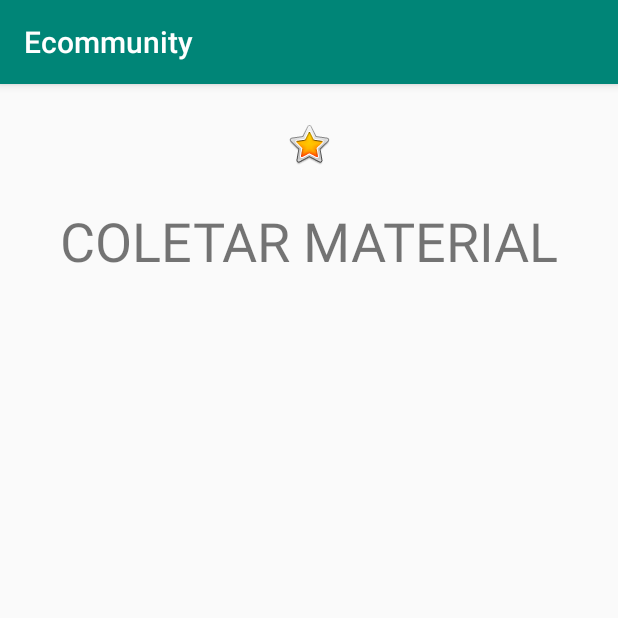
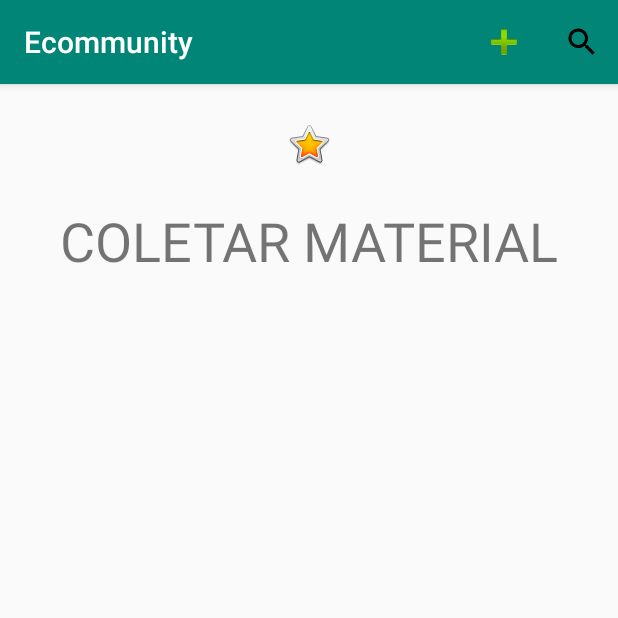
Before and after one commit to JardelPasturczak/Ecommunity, an Android app: the ColetarMaterialActivity screen opened directly, with no data from a screen before it, on a phone screen of 412 x 824 dp, the top half of it. Run offline under Robolectric (Android 15) with nearby library versions, the phone set to English and light mode, and no system bars.

Commit message:
Tela COLETAR MATERIAL com barra de pesquisa ok

```diff
--- a/app/src/main/java/com/example/ecommunity/ColetarMaterialActivity.java
+++ b/app/src/main/java/com/example/ecommunity/ColetarMaterialActivity.java
@@ -2,9 +2,14 @@
 
 import androidx.appcompat.app.AppCompatActivity;
 
+import android.content.Intent;
 import android.os.Bundle;
+import android.view.Menu;
+import android.view.MenuInflater;
+import android.view.MenuItem;
 import android.widget.ArrayAdapter;
 import android.widget.ListView;
+import android.widget.SearchView;
 
 import java.util.ArrayList;
 import java.util.List;
@@ -28,9 +33,59 @@
         materiais = dao.listarMaterial();
 
         materiaisFiltrados.addAll(materiais);
-        ArrayAdapter<Material> adapter = new ArrayAdapter<>(this,  android.R.layout.simple_list_item_1, materiais);
+        ArrayAdapter<Material> adapter = new ArrayAdapter<>(this, android.R.layout.simple_list_item_1, materiaisFiltrados);
         listView.setAdapter(adapter);
+    }
 
 
+    public boolean onCreateOptionsMenu(Menu menu) {
+        MenuInflater i = getMenuInflater();
+        i.inflate(R.menu.menu_principal, menu);
+
+        SearchView sv = (SearchView) menu.findItem(R.id.app_bar_search).getActionView();
+
+        sv.setOnQueryTextListener(new SearchView.OnQueryTextListener() {
+            @Override
+            public boolean onQueryTextSubmit(String s) {
+                return false;
+            }
+
+            @Override
+            public boolean onQueryTextChange(String s) {
+                // teste -- System.out.println("Digitou " + s);
+                procuraMaterial(s);
+                return false;
+            }
+        });
+        return true;
+    }
+
+    public void cadastrar(MenuItem menu){
+        Intent i = new Intent(ColetarMaterialActivity.this, InserirMaterialActivity.class);
+        startActivity(i);
+
+    }
+
+    @Override
+    public void onResume() {
+        super.onResume();
+        materiais = dao.listarMaterial();
+        materiaisFiltrados.clear();
+        materiaisFiltrados.addAll(materiais);
+        listView.invalidateViews();
+    }
+
+
+    public void procuraMaterial(String data) {
+
+        materiaisFiltrados.clear();
+
+        for (Material m : materiais) {
+            if (m.getDataLimite().toLowerCase().contains(data.toLowerCase())) {
+                materiaisFiltrados.add(m);
+            }
+
+        }
+        listView.invalidateViews();
     }
 }
--- a/app/src/main/java/com/example/ecommunity/Material.java
+++ b/app/src/main/java/com/example/ecommunity/Material.java
@@ -68,8 +68,8 @@
 
     @Override
     public String toString() {
-        return "Data de coleta: " + dataLimite + " até às: " + horaLimite + "\n" + "Papel: " + qtdPapel;
-
+       return "Data de coleta: " + dataLimite + " até às: " + horaLimite + "\n" +
+                "Papel: " + qtdPapel + "kg - Vidro: " + qtdVidro + "kg - Óleo: " + qtdOleo + "l - Alumínio: " + qtdAluminio + "kg";
     }
 
    /*
--- /dev/null
+++ b/app/src/main/res/drawable/ic_search_black_24dp.xml
@@ -0,0 +1,9 @@
+<vector xmlns:android="http://schemas.android.com/apk/res/android"
+        android:width="24dp"
+        android:height="24dp"
+        android:viewportWidth="24.0"
+        android:viewportHeight="24.0">
+    <path
+        android:fillColor="#FF000000"
+        android:pathData="M15.5,14h-0.79l-0.28,-0.27C15.41,12.59 16,11.11 16,9.5 16,5.91 13.09,3 9.5,3S3,5.91 3,9.5 5.91,16 9.5,16c1.61,0 3.09,-0.59 4.23,-1.57l0.27,0.28v0.79l5,4.99L20.49,19l-4.99,-5zM9.5,14C7.01,14 5,11.99 5,9.5S7.01,5 9.5,5 14,7.01 14,9.5 11.99,14 9.5,14z"/>
+</vector>
--- /dev/null
+++ b/app/src/main/res/menu/menu_principal.xml
@@ -0,0 +1,16 @@
+<?xml version="1.0" encoding="utf-8"?>
+<menu xmlns:android="http://schemas.android.com/apk/res/android"
+    xmlns:app="http://schemas.android.com/apk/res-auto">
+
+    <item
+        android:icon="@android:drawable/ic_input_add"
+        android:onClick="cadastrar"
+        android:title="Cadastrar"
+        app:showAsAction="ifRoom" />
+    <item
+        android:id="@+id/app_bar_search"
+        android:icon="@drawable/ic_search_black_24dp"
+        android:title="Pesquisar"
+        app:actionViewClass="android.widget.SearchView"
+        app:showAsAction="ifRoom|collapseActionView" />
+</menu>
```
